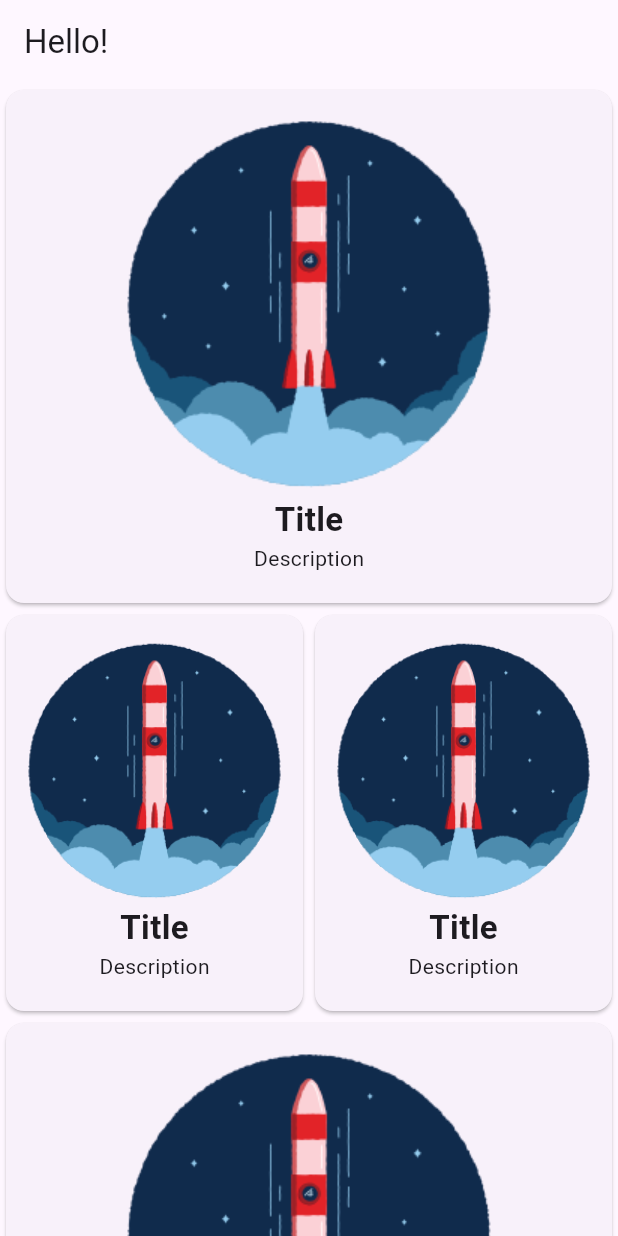
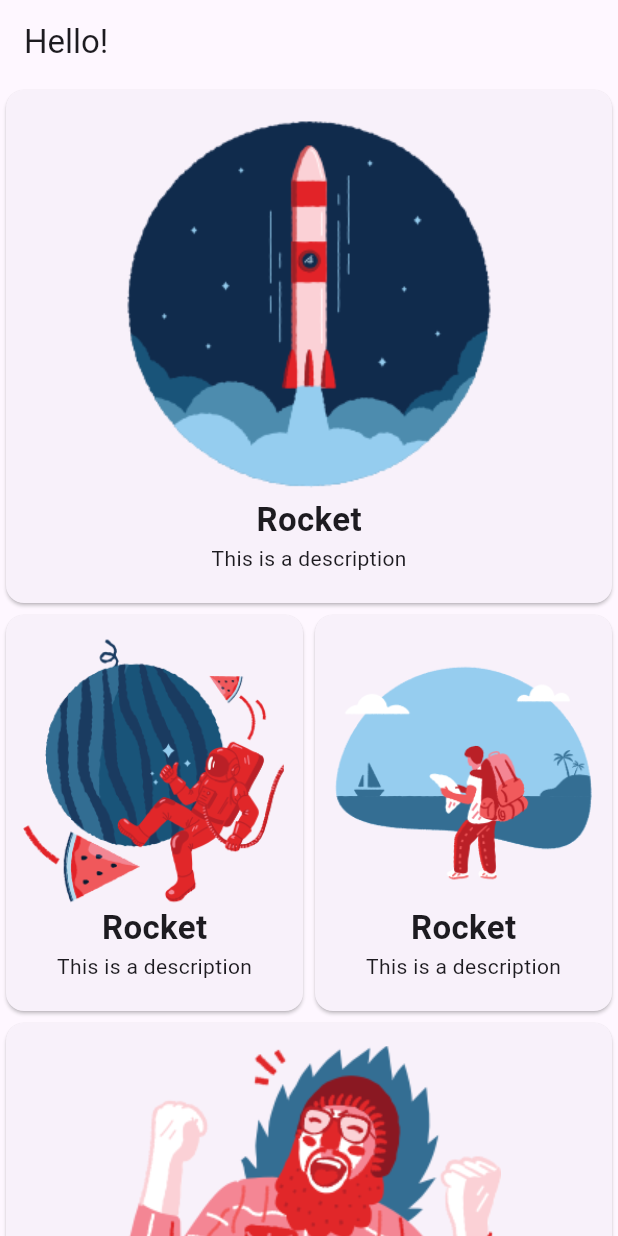
Before and after one commit to markprubin/flutter_app, a Flutter app: the screen it shows after launch, on a phone screen of 412 x 824 dp. Run offline on Flutter 3.47's test engine with Material 2 defaults, Android fonts, the phone set to English and light mode, and no system bars.

Commit message:
passing data tutorial, passing props using cmoponent

```diff
--- a/lib/pages/home_page.dart
+++ b/lib/pages/home_page.dart
@@ -13,18 +13,20 @@ class HomePage extends StatelessWidget {
       body: const SingleChildScrollView(
         child: Column(
           children: [
-            CardWidget(),
+            CardWidget(title: 'Rocket', imagePath: "images/rocket.png"),
             Row(
               children: [
                 Expanded(
-                  child: CardWidget(),
+                  child: CardWidget(
+                      title: 'Rocket', imagePath: "images/space.png"),
                 ),
                 Expanded(
-                  child: CardWidget(),
+                  child: CardWidget(
+                      title: 'Rocket', imagePath: "images/travel.png"),
                 ),
               ],
             ),
-            CardWidget(),
+            CardWidget(title: 'Rocket', imagePath: "images/yeah.png"),
           ],
         ),
       ),
--- a/lib/widget/card_widget.dart
+++ b/lib/widget/card_widget.dart
@@ -3,7 +3,13 @@ import 'package:flutter/material.dart';
 import '../core/constants.dart';
 
 class CardWidget extends StatelessWidget {
-  const CardWidget({super.key});
+  const CardWidget({
+    super.key,
+    required this.title,
+    required this.imagePath,
+  });
+  final String title;
+  final String imagePath;
 
   @override
   Widget build(BuildContext context) {
@@ -14,13 +20,13 @@ class CardWidget extends StatelessWidget {
         child: Column(
           children: [
             const SizedBox(height: kDouble5),
-            Image.asset("images/rocket.png"),
-            const Text("Title",
-                style: TextStyle(
+            Image.asset(imagePath),
+            Text(title,
+                style: const TextStyle(
                   fontSize: 22,
                   fontWeight: FontWeight.bold,
                 )),
-            const Text("Description"),
+            const Text("This is a description"),
             const SizedBox(height: kDouble10),
           ],
         ),
```
